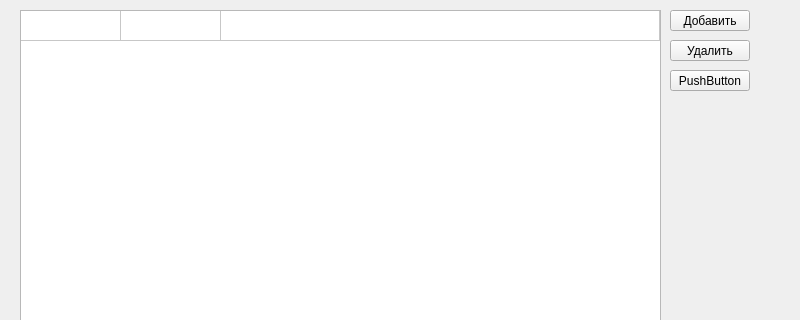
First picture: the form in mainwindow.ui, repository RudiPachanin/Task-List, before the edit; both pictures show x 0 to 800 and y 0 to 320 of the 800 by 600 pixel window.
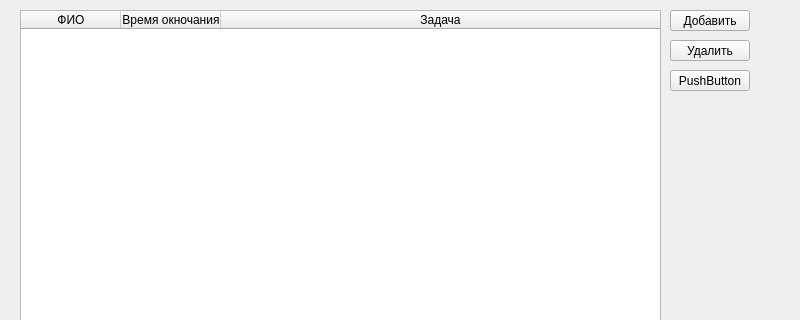
Second picture: the form after the edit.

Patch:
```diff
--- a/mainwindow.ui
+++ b/mainwindow.ui
@@ -42,7 +42,7 @@
      <bool>true</bool>
     </property>
     <attribute name="horizontalHeaderVisible">
-     <bool>false</bool>
+     <bool>true</bool>
     </attribute>
     <attribute name="horizontalHeaderCascadingSectionResizes">
      <bool>false</bool>
@@ -62,11 +62,6 @@
     <attribute name="verticalHeaderHighlightSections">
      <bool>true</bool>
     </attribute>
-    <row>
-     <property name="text">
-      <string>1</string>
-     </property>
-    </row>
     <column>
      <property name="text">
       <string>ФИО</string>
@@ -82,21 +77,6 @@
       <string>Задача</string>
      </property>
     </column>
-    <item row="0" column="0">
-     <property name="text">
-      <string/>
-     </property>
-    </item>
-    <item row="0" column="1">
-     <property name="text">
-      <string/>
-     </property>
-    </item>
-    <item row="0" column="2">
-     <property name="text">
-      <string/>
-     </property>
-    </item>
    </widget>
    <widget class="QPushButton" name="pushButtonAdd">
     <property name="geometry">
```
